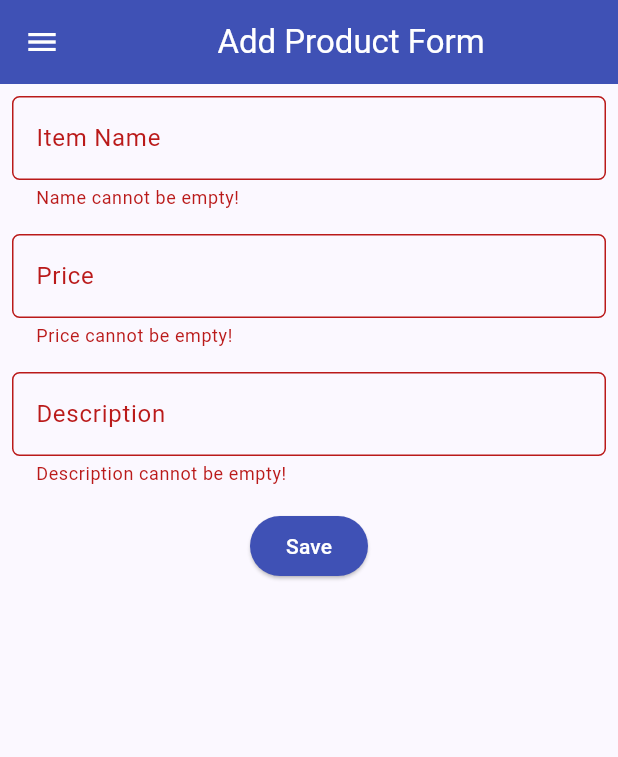
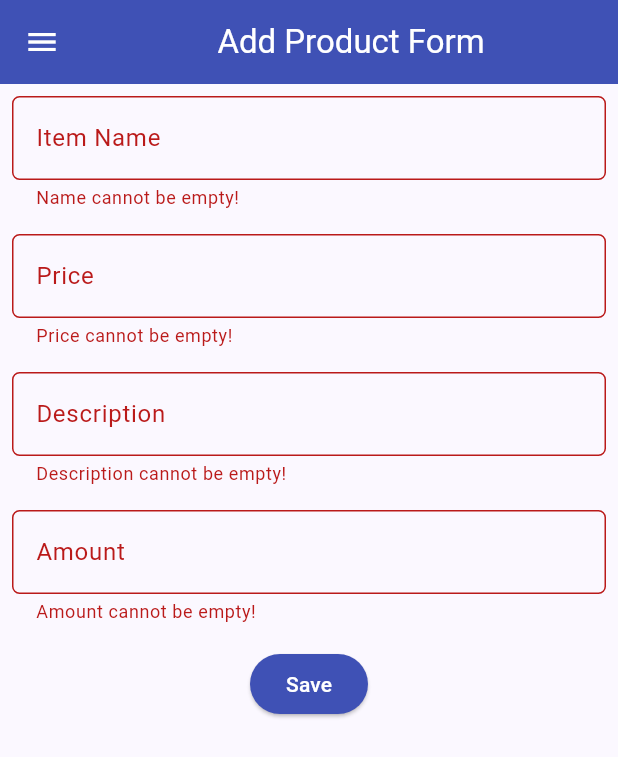
Before and after one commit to niboobin/kollektiv, a Flutter app: the ShopFormPage screen opened directly, after a tap on "Save", on a phone screen of 412 x 824 dp. Shown: the top 757 px of the screen. Run offline on Flutter 3.47's test engine with Material 2 defaults, Android fonts, the light colour scheme and no system bars.

Commit message:
Assignment 8 Fixed 2

```diff
--- a/lib/screens/item_form.dart
+++ b/lib/screens/item_form.dart
@@ -13,6 +13,7 @@ class _ShopFormPageState extends State<ShopFormPage> {
   String _name = "";
   int _price = 0;
   String _description = "";
+  int _amount = 0;
   @override
   Widget build(BuildContext context) {
     return Scaffold(
@@ -104,6 +105,32 @@ class _ShopFormPageState extends State<ShopFormPage> {
                     },
                   ),
                 ),
+                Padding(
+                  padding: const EdgeInsets.all(8.0),
+                  child: TextFormField(
+                    decoration: InputDecoration(
+                      hintText: "Amount",
+                      labelText: "Amount",
+                      border: OutlineInputBorder(
+                        borderRadius: BorderRadius.circular(5.0),
+                      ),
+                    ),
+                    onChanged: (String? value) {
+                      setState(() {
+                        _amount = int.parse(value!);
+                      });
+                    },
+                    validator: (String? value) {
+                      if (value == null || value.isEmpty) {
+                        return "Amount cannot be empty!";
+                      }
+                      if (int.tryParse(value) == null) {
+                        return "Amount must be a number!";
+                      }
+                      return null;
+                    },
+                  ),
+                ),
                 Align(
                   alignment: Alignment.bottomCenter,
                   child: Padding(
@@ -128,6 +155,7 @@ class _ShopFormPageState extends State<ShopFormPage> {
                                       Text('Name: $_name'),
                                       Text('Price: $_price'),
                                       Text('Description: $_description'),
+                                      Text('Amount: $_amount'),
                                     ],
                                   ),
                                 ),
```
